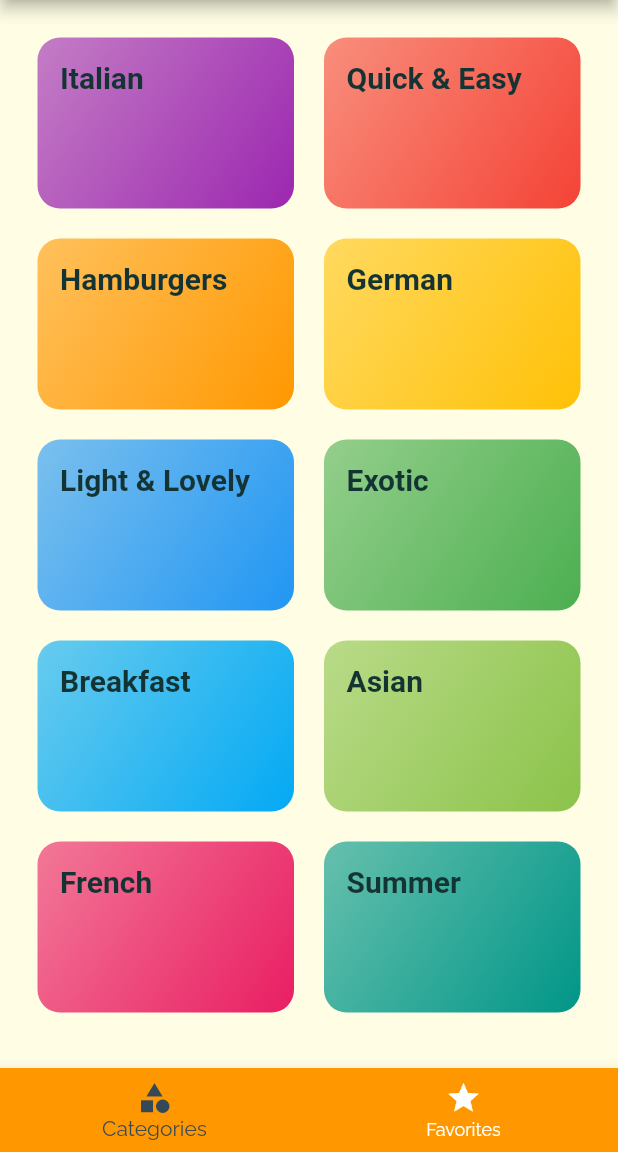
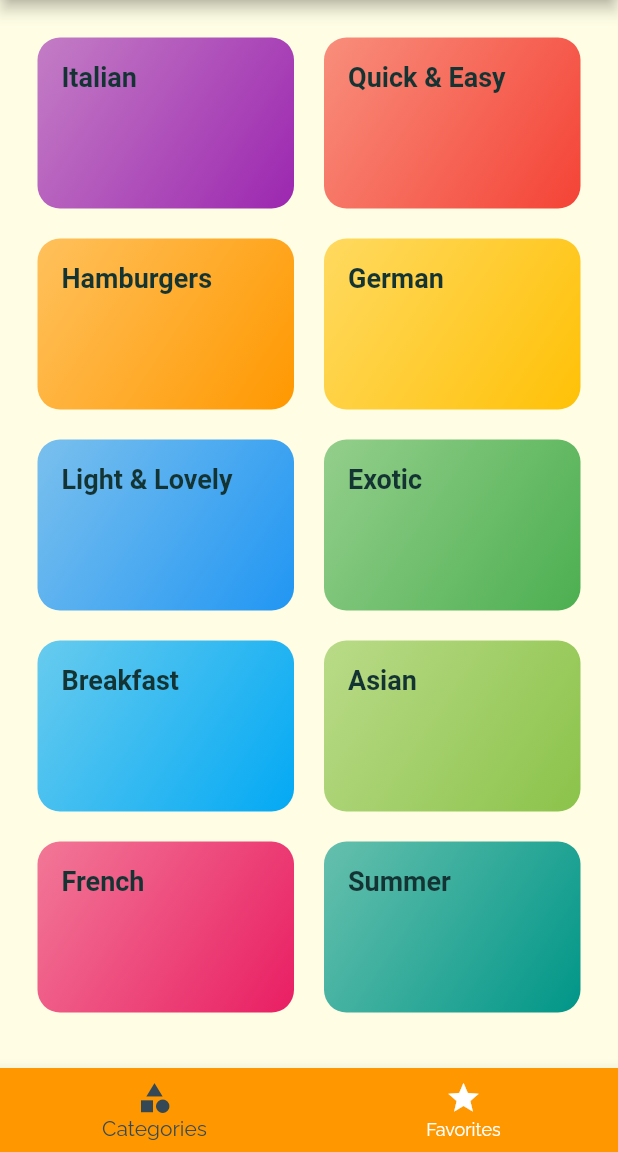
Before and after one commit to Ravikachhadiya/DeliMeals, a Flutter app: the screen it shows after launch, on a phone screen of 412 x 824 dp, the part 84-1236 px from its top. Run offline on Flutter 3.47's test engine with Material 2 defaults, Android fonts, the phone set to English and light mode, and no system bars; Roboto replaces fonts that are missing (RobotoConsended).

Commit message:
Update category_item.dart
improve the design of widget

```diff
--- a/lib/widgets/category_item.dart
+++ b/lib/widgets/category_item.dart
@@ -23,14 +23,15 @@ class CategoryItem extends StatelessWidget {
     return InkWell(
       onTap: () => selectCategory(context),
       splashColor: Theme.of(context).primaryColor,
-      borderRadius: BorderRadius.circular(15),
+      borderRadius: BorderRadius.circular(10),
+      //for better design
       child: Container(
-        padding: const EdgeInsets.all(15),
+        padding: const EdgeInsets.all(16),
         child: Text(
           title,
           style: TextStyle(
             fontFamily: 'RobotoConsended',
-            fontSize: 20,
+            fontSize: 18,
             fontWeight: FontWeight.bold,
           ),
         ),
```
